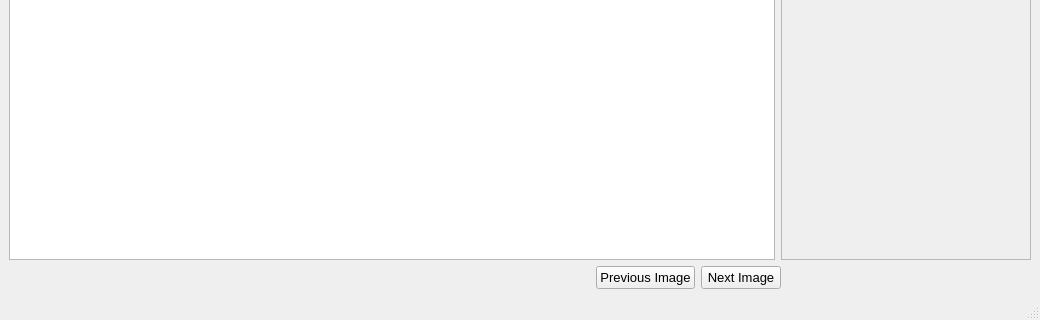
Before: the Qt Designer form resources/views/Viewer.ui in crgrove/automated-drone-image-analysis-tool, drawn with Qt 5; both pictures show x 0 to 1040 and y 454 to 774 of the 1040 by 774 pixel window.
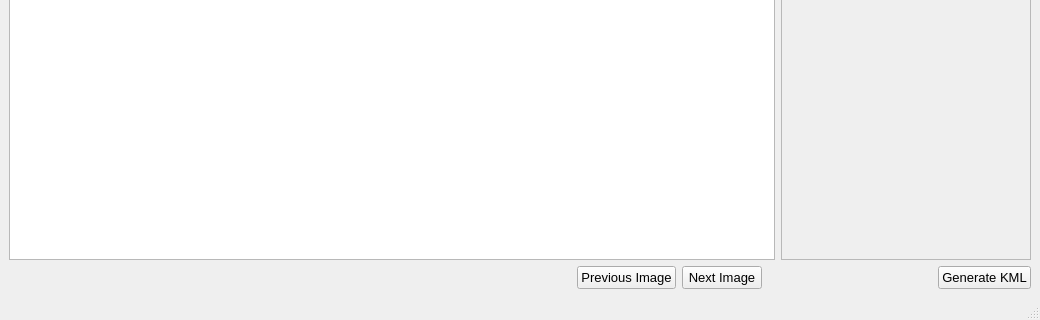
After: the same form once the commit is applied. Icons and pictures are not drawn.

Diff of the .ui file:
```diff
--- a/resources/views/Viewer.ui
+++ b/resources/views/Viewer.ui
@@ -129,12 +129,24 @@
         </property>
         <property name="sizeHint" stdset="0">
          <size>
-          <width>250</width>
-          <height>20</height>
+          <width>170</width>
+          <height>0</height>
          </size>
         </property>
        </spacer>
       </item>
+      <item>
+       <widget class="QPushButton" name="KmlButton">
+        <property name="font">
+         <font>
+          <pointsize>10</pointsize>
+         </font>
+        </property>
+        <property name="text">
+         <string>Generate KML</string>
+        </property>
+       </widget>
+      </item>
      </layout>
     </item>
    </layout>
```
Left out of the diff: 4 changed lines with no effect on the pictures.
